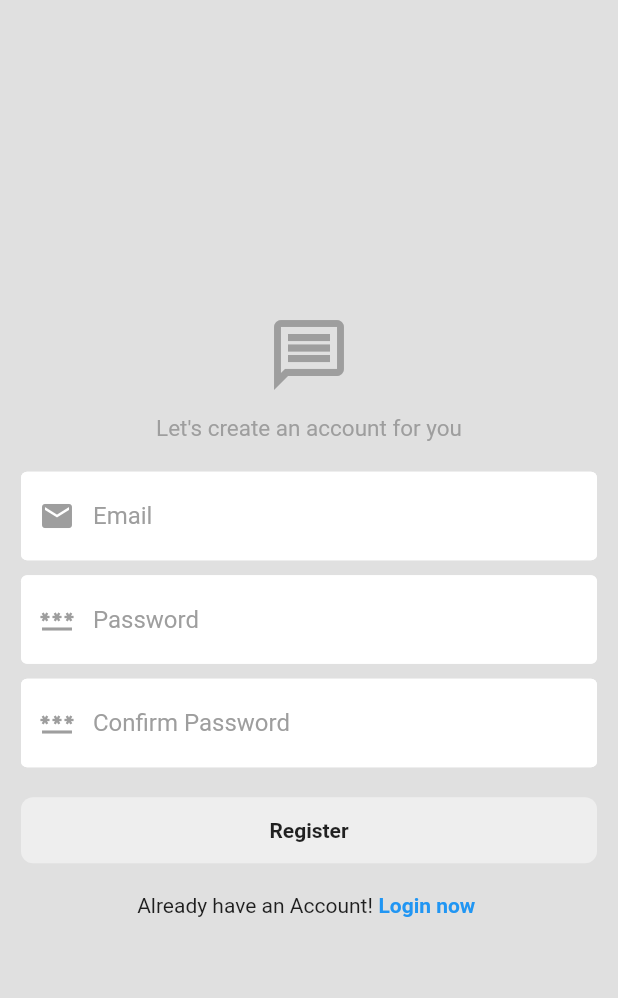
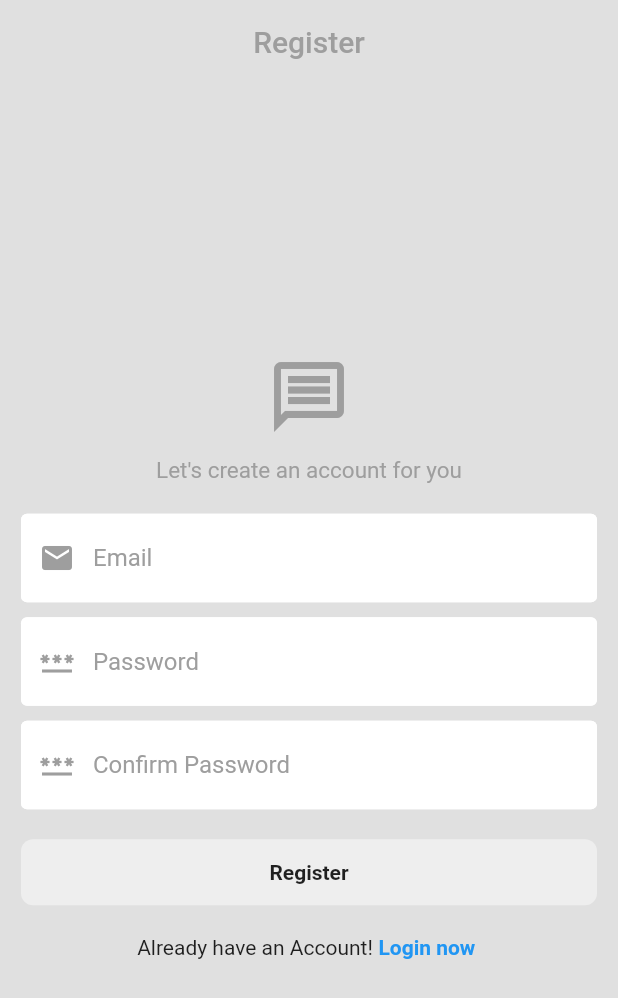
Before and after one commit to Hashimkhann1/chat_app_flutter_with_rooms, a Flutter app: the SignUpView screen opened directly, on a phone screen of 412 x 824 dp. Shown: the top 998 px of the screen. Run offline on Flutter 3.47's test engine with Material 2 defaults, Android fonts, the phone set to English and light mode, and no system bars; our stand-ins replace cloud_firestore, firebase_auth, firebase_core, fluttertoast, get; accounts and stored records are empty.

Commit message:
appbar is changed

```diff
--- a/lib/view/auth_view/signup_vieew/signup_view.dart
+++ b/lib/view/auth_view/signup_vieew/signup_view.dart
@@ -25,6 +25,14 @@ class SignUpView extends StatelessWidget {
     final color = Theme.of(context).colorScheme;
     return Scaffold(
       backgroundColor: color.background,
+      appBar: AppBar(
+        title: MyText(title: "Register",),
+        centerTitle: true,
+        automaticallyImplyLeading: false,
+        backgroundColor: Colors.transparent,
+        foregroundColor: Colors.grey,
+        elevation: 0,
+      ),
       body: Center(
         child: SingleChildScrollView(
           child: Padding(
```
